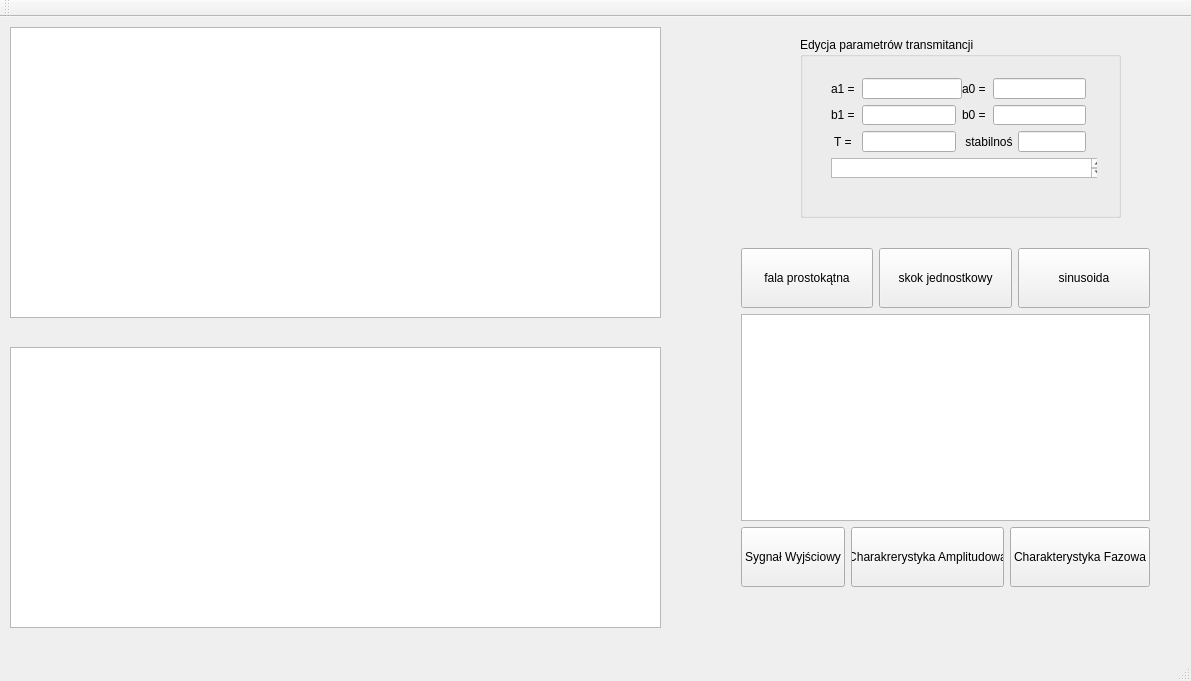
The window that MMM_PL_JO/mainwindow.ui (julia-okuniewska/MMM_PL_JO) describes before a commit, drawn with Qt 5.
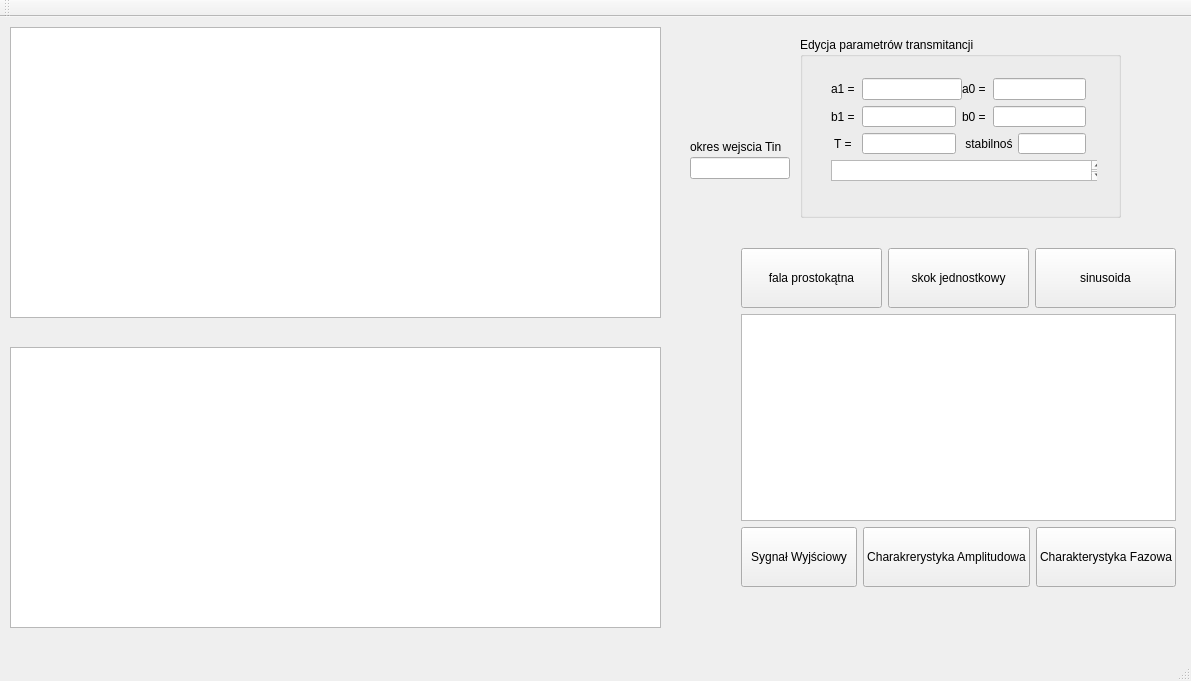
The same window after the commit. Custom widgets are drawn as their Qt base class.

Commit message:
wejscia, przycisk Tin
wyświetlanie wejść prostokąta, heavyside, sinusa zależnych od zewnętrznie wpisanego okresu Tin

What changed in the file:
```diff
--- a/MMM_PL_JO/mainwindow.ui
+++ b/MMM_PL_JO/mainwindow.ui
@@ -52,7 +52,7 @@
        <x>20</x>
        <y>30</y>
        <width>277</width>
-       <height>122</height>
+       <height>125</height>
       </rect>
      </property>
      <layout class="QGridLayout" name="gridLayout">
@@ -248,7 +248,7 @@
      <rect>
       <x>730</x>
       <y>220</y>
-      <width>431</width>
+      <width>457</width>
       <height>361</height>
      </rect>
     </property>
@@ -347,6 +347,38 @@
      </item>
     </layout>
    </widget>
+   <widget class="QLineEdit" name="lineEdit_6">
+    <property name="geometry">
+     <rect>
+      <x>690</x>
+      <y>140</y>
+      <width>100</width>
+      <height>22</height>
+     </rect>
+    </property>
+    <property name="maximumSize">
+     <size>
+      <width>100</width>
+      <height>16777215</height>
+     </size>
+    </property>
+   </widget>
+   <widget class="QLabel" name="label_6">
+    <property name="enabled">
+     <bool>true</bool>
+    </property>
+    <property name="geometry">
+     <rect>
+      <x>690</x>
+      <y>120</y>
+      <width>111</width>
+      <height>20</height>
+     </rect>
+    </property>
+    <property name="text">
+     <string>okres wejscia Tin</string>
+    </property>
+   </widget>
   </widget>
   <widget class="QMenuBar" name="menuBar">
    <property name="geometry">
```
Left out of the diff: 2 changed lines with no effect on the pictures. The commit also changes 6 other files.
